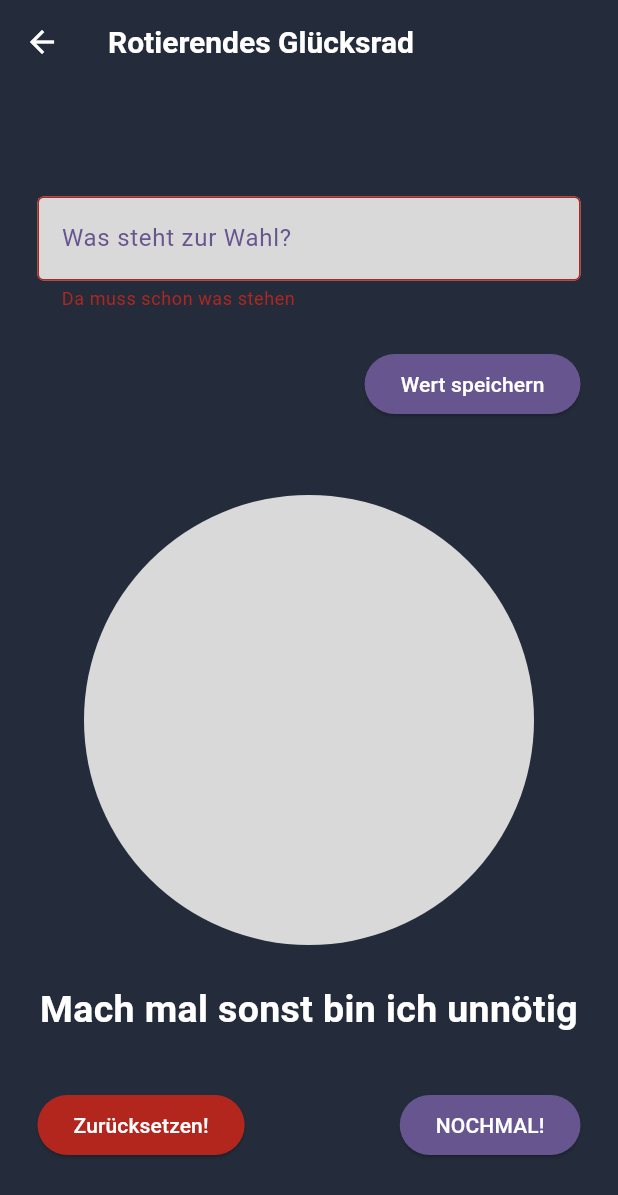
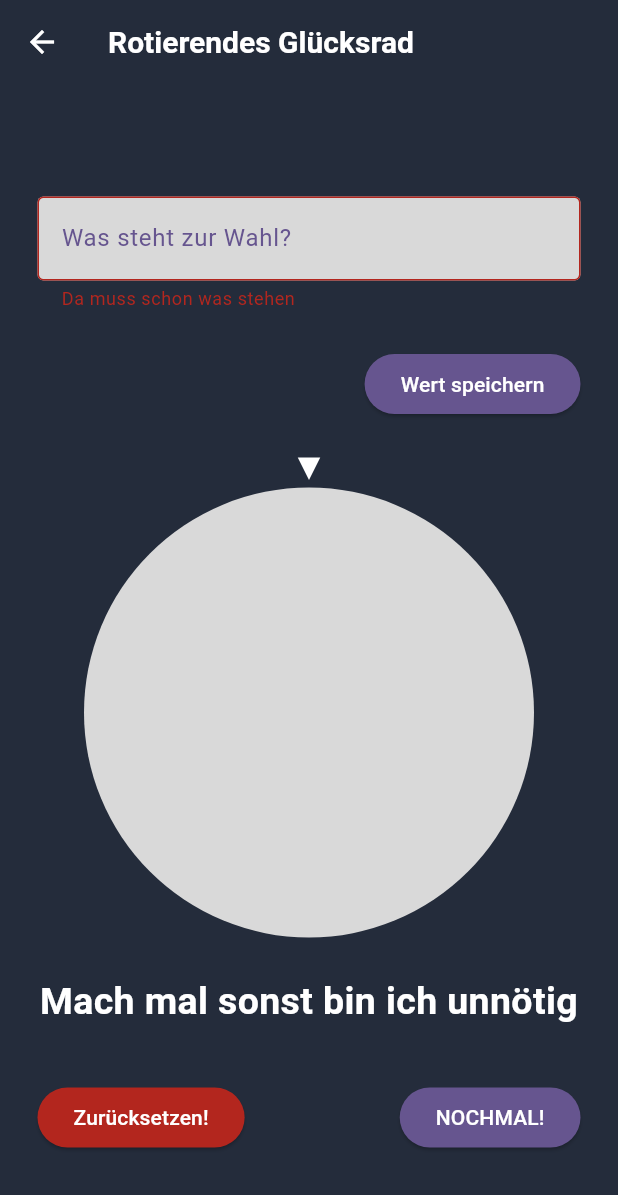
Before and after one commit to Assemie1/mats, a Flutter app: the RotatingWheel screen opened directly, after a tap on "Wert speichern", on a phone screen of 412 x 824 dp. Shown: the top 1195 px of the screen. Run offline on Flutter 3.47's test engine with Material 3 defaults, Android fonts, the phone set to English and light mode, and no system bars; our stand-ins replace auto_size_text.

Commit message:
fixed Wheel design

```diff
--- a/assets/wisdom.json
+++ b/assets/wisdom.json
@@ -26,6 +26,9 @@
         },
         {
             "quote": "Rainbow Six Siege ist das beste Spiel"
+        },
+        {
+            "quote": "Vergesse nicht den eigenen Pfurz zu riechen"
         }
     ]
 }
--- a/lib/screen/wheel.dart
+++ b/lib/screen/wheel.dart
@@ -148,8 +148,15 @@ class _RotatingWheelState extends State<RotatingWheel>
                 ),
               ),
               const SizedBox(height: 25),
+              Transform.rotate(
+                angle: 3.14159, // 180 Grad in Bogenmaß (π)
+                child: CustomPaint(
+                  size: const Size(15, 15), // Größe der Canvas
+                  painter: ArrowTipPainter(),
+                ),
+              ),
               Padding(
-                padding: const EdgeInsets.only(top: 25, bottom: 25),
+                padding: const EdgeInsets.only(top: 5, bottom: 25),
                 child: GestureDetector(
                   onTap: _startRotation, // Start rotation on tap
                   child: AnimatedBuilder(
@@ -224,6 +231,31 @@ class _RotatingWheelState extends State<RotatingWheel>
   }
 }
 
+class ArrowTipPainter extends CustomPainter {
+  @override
+  void paint(Canvas canvas, Size size) {
+    // Pfeilspitze zeichnen
+    Paint paint = Paint()
+      ..color = Colors.white
+      ..style = PaintingStyle.fill;
+
+    Path path = Path();
+    // Spitze definieren (Dreieck)
+    path.moveTo(size.width / 2, 0); // Obere Spitze
+    path.lineTo(0, size.height); // Linke Ecke
+    path.lineTo(size.width, size.height); // Rechte Ecke
+    path.close(); // Dreieck schließen
+
+    // Zeichne den Pfad auf die Leinwand
+    canvas.drawPath(path, paint);
+  }
+
+  @override
+  bool shouldRepaint(CustomPainter oldDelegate) {
+    return false;
+  }
+}
+
 class WheelPainter extends CustomPainter {
   final int numberOfSections;
   final List<Color> colors;
@@ -271,7 +303,7 @@ class WheelPainter extends CustomPainter {
         // Erstelle den Text
         final textSpan = TextSpan(
           text: labels[i],
-          style: TextStyle(color: Colors.white, fontSize: 20),
+          style: const TextStyle(color: Colors.white, fontSize: 20),
         );
 
         // Richte den Text aus
@@ -281,8 +313,8 @@ class WheelPainter extends CustomPainter {
         // Zeichne den Text in der Mitte des Segments
         canvas.save();
         canvas.translate(textX, textY);
-        canvas
-            .rotate(textAngle); // Text anpassen, sodass er richtig rotiert ist
+        canvas.rotate(
+            textAngle - pi); // Text anpassen, sodass er richtig rotiert ist
         textPainter.paint(
           canvas,
           Offset(-textPainter.width / 2, -textPainter.height / 2),
```
